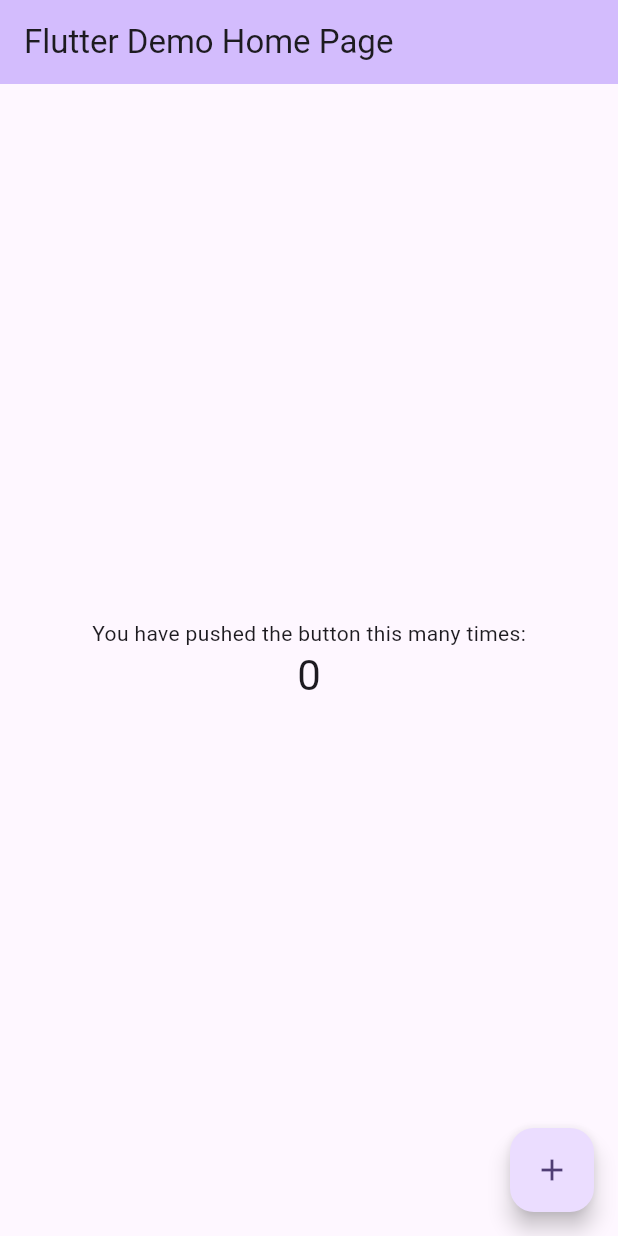
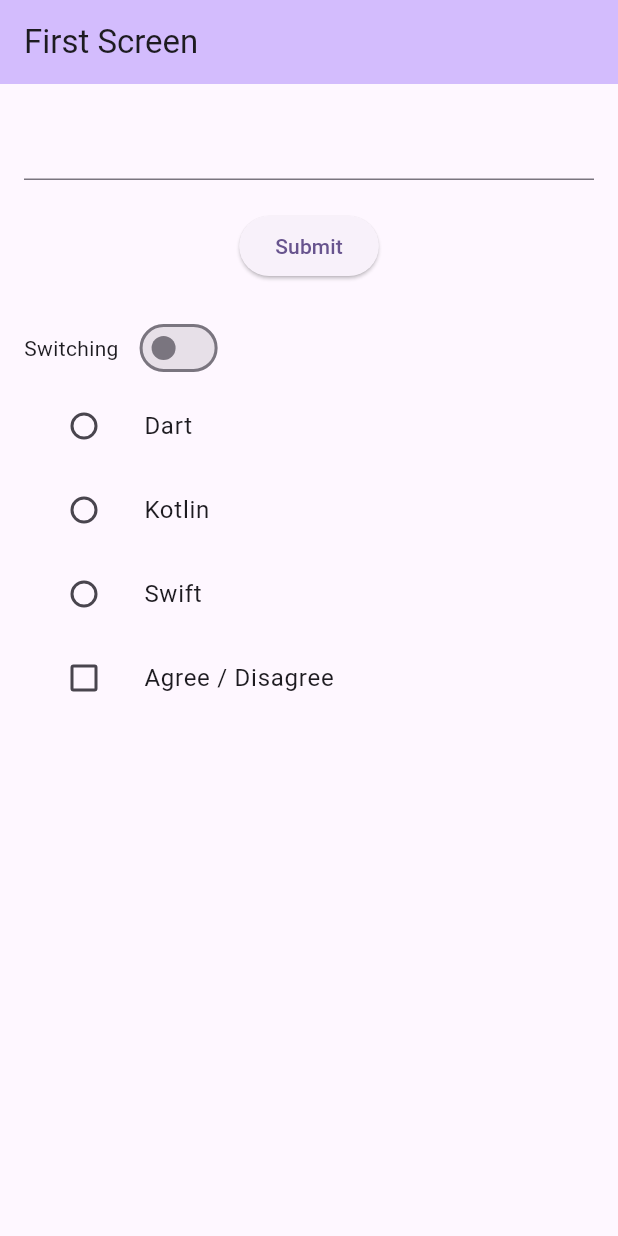
Before and after one commit to holis12821/bandung_tours, a Flutter app: the screen it shows after launch, on a phone screen of 412 x 824 dp. Run offline on Flutter 3.47's test engine with Material 2 defaults, Android fonts, the phone set to English and light mode, and no system bars.

Commit message:
Create button, input widget etc

```diff
--- a/lib/main.dart
+++ b/lib/main.dart
@@ -1,3 +1,4 @@
+import 'package:bandung_tours/screen/home/home_screen.dart';
 import 'package:flutter/material.dart';
 
 void main() {
@@ -16,86 +17,7 @@ class MyApp extends StatelessWidget {
         colorScheme: ColorScheme.fromSeed(seedColor: Colors.deepPurple),
         useMaterial3: true,
       ),
-      home: const MyHomePage(title: 'Flutter Demo Home Page'),
+      home: const HomeScreen(),
     );
   }
 }
-
-class MyHomePage extends StatefulWidget {
-  const MyHomePage({super.key, required this.title});
-
-  final String title;
-
-  @override
-  State<MyHomePage> createState() => _MyHomePageState();
-}
-
-class _MyHomePageState extends State<MyHomePage> {
-  int _counter = 0;
-
-  void _incrementCounter() {
-    setState(() {
-      // This call to setState tells the Flutter framework that something has
-      // changed in this State, which causes it to rerun the build method below
-      // so that the display can reflect the updated values. If we changed
-      // _counter without calling setState(), then the build method would not be
-      // called again, and so nothing would appear to happen.
-      _counter++;
-    });
-  }
-
-  @override
-  Widget build(BuildContext context) {
-    // This method is rerun every time setState is called, for instance as done
-    // by the _incrementCounter method above.
-    //
-    // The Flutter framework has been optimized to make rerunning build methods
-    // fast, so that you can just rebuild anything that needs updating rather
-    // than having to individually change instances of widgets.
-    return Scaffold(
-      appBar: AppBar(
-        // TRY THIS: Try changing the color here to a specific color (to
-        // Colors.amber, perhaps?) and trigger a hot reload to see the AppBar
-        // change color while the other colors stay the same.
-        backgroundColor: Theme.of(context).colorScheme.inversePrimary,
-        // Here we take the value from the MyHomePage object that was created by
-        // the App.build method, and use it to set our appbar title.
-        title: Text(widget.title),
-      ),
-      body: Center(
-        // Center is a layout widget. It takes a single child and positions it
-        // in the middle of the parent.
-        child: Column(
-          // Column is also a layout widget. It takes a list of children and
-          // arranges them vertically. By default, it sizes itself to fit its
-          // children horizontally, and tries to be as tall as its parent.
-          //
-          // Column has various properties to control how it sizes itself and
-          // how it positions its children. Here we use mainAxisAlignment to
-          // center the children vertically; the main axis here is the vertical
-          // axis because Columns are vertical (the cross axis would be
-          // horizontal).
-          //
-          // TRY THIS: Invoke "debug painting" (choose the "Toggle Debug Paint"
-          // action in the IDE, or press "p" in the console), to see the
-          // wireframe for each widget.
-          mainAxisAlignment: MainAxisAlignment.center,
-          children: <Widget>[
-            const Text(
-              'You have pushed the button this many times:',
-            ),
-            Text(
-              '$_counter',
-              style: Theme.of(context).textTheme.headlineMedium,
-            ),
-          ],
-        ),
-      ),
-      floatingActionButton: FloatingActionButton(
-        onPressed: _incrementCounter,
-        tooltip: 'Increment',
-        child: const Icon(Icons.add),
-      ), // This trailing comma makes auto-formatting nicer for build methods.
-    );
-  }
-}
--- /dev/null
+++ b/lib/screen/home/home_screen.dart
@@ -0,0 +1,11 @@
+import 'package:bandung_tours/screen/home/home_view.dart';
+import 'package:flutter/material.dart';
+
+class HomeScreen extends StatelessWidget {
+  const HomeScreen({super.key});
+
+  @override
+  Widget build(BuildContext context) {
+    return const HomeView();
+  }
+}
--- /dev/null
+++ b/lib/screen/home/home_view.dart
@@ -0,0 +1,156 @@
+import 'package:bandung_tours/widgets/text_field.dart';
+import 'package:flutter/material.dart';
+
+class HomeView extends StatefulWidget {
+  const HomeView({super.key});
+
+  @override
+  State<HomeView> createState() => _HomeViewState();
+}
+
+class _HomeViewState extends State<HomeView> {
+  final TextEditingController _controller = TextEditingController();
+
+  //  String _name = "";
+  bool lightOn = false;
+  bool? agree = false;
+
+  String? language;
+
+  @override
+  Widget build(BuildContext context) {
+    return Scaffold(
+      appBar: AppBar(
+        backgroundColor: Theme.of(context).colorScheme.inversePrimary,
+        title: const Text('First Screen'),
+      ),
+      body: Padding(
+        padding: const EdgeInsets.all(16.0),
+        child: Column(
+          children: [
+            textfield(
+              controller: _controller,
+              decoration: const InputDecoration(
+                hintText: 'Write your name here...',
+                labelText: 'Your Name',
+              ),
+              /*onChanged: (value) {
+                setState(
+                  () {
+                    _name = value;
+                  },
+                );
+              }*/
+            ),
+            const SizedBox(height: 20),
+            ElevatedButton(
+              onPressed: () {
+                showDialog(
+                  context: context,
+                  builder: (context) {
+                    return AlertDialog(
+                      content: Text('Hello, ${_controller.text}'),
+                    );
+                  },
+                );
+              },
+              child: const Text('Submit'),
+            ),
+            const SizedBox(height: 20),
+            Row(
+              children: [
+                const Text('Switching'),
+                const SizedBox(width: 10),
+                Switch(
+                  value: lightOn,
+                  onChanged: (value) {
+                    setState(
+                      () {
+                        lightOn = value;
+                      },
+                    );
+                    showSnackbar(lightOn ? 'Light on' : 'Light off');
+                  },
+                )
+              ],
+            ),
+            ListTile(
+              leading: Radio<String>(
+                value: 'Dart',
+                groupValue: language,
+                onChanged: (String? value) {
+                  setState(
+                    () {
+                      language = value;
+                      showSnackbar('$language selected');
+                    },
+                  );
+                },
+              ),
+              title: const Text('Dart'),
+            ),
+            ListTile(
+              leading: Radio<String>(
+                value: 'Kotlin',
+                groupValue: language,
+                onChanged: (String? value) {
+                  setState(
+                    () {
+                      language = value;
+                      showSnackbar('$language selected');
+                    },
+                  );
+                },
+              ),
+              title: const Text('Kotlin'),
+            ),
+            ListTile(
+              leading: Radio<String>(
+                value: 'Swift',
+                groupValue: language,
+                onChanged: (String? value) {
+                  setState(
+                    () {
+                      language = value;
+                      showSnackbar('$language selected');
+                    },
+                  );
+                },
+              ),
+              title: const Text('Swift'),
+            ),
+            ListTile(
+              leading: Checkbox(
+                value: agree,
+                onChanged: (bool? value) {
+                  setState(
+                    () {
+                      agree = value;
+                      showSnackbar((agree == true) ? 'Setuju' : 'Tidak');
+                    },
+                  );
+                },
+              ),
+              title: const Text('Agree / Disagree'),
+            )
+          ],
+        ),
+      ),
+    );
+  }
+
+  void showSnackbar(String text) {
+    ScaffoldMessenger.of(context).showSnackBar(
+      SnackBar(
+        content: Text(text),
+        duration: const Duration(seconds: 1),
+      ),
+    );
+  }
+
+  @override
+  void dispose() {
+    _controller.dispose();
+    super.dispose();
+  }
+}
--- /dev/null
+++ b/lib/widgets/text_field.dart
@@ -0,0 +1,15 @@
+import 'package:flutter/material.dart';
+
+TextField textfield({
+  void Function(String)? onChanged,
+  TextEditingController? controller,
+  InputDecoration? decoration = const InputDecoration(),
+  void Function(String)? onSubmitted,
+}
+) {
+  return TextField(
+    controller: controller,
+    onChanged: onChanged,
+    onSubmitted: onSubmitted,
+  );
+}
--- a/pubspec.yaml
+++ b/pubspec.yaml
@@ -35,7 +35,6 @@ dependencies:
   # The following adds the Cupertino Icons font to your application.
   # Use with the CupertinoIcons class for iOS style icons.
   cupertino_icons: ^1.0.2
-  flutter_localization: ^0.1.14
 
 dev_dependencies:
   flutter_test:
```
Also changed, not shown: flutter_01.png (added), pubspec.lock, 5 other files.
